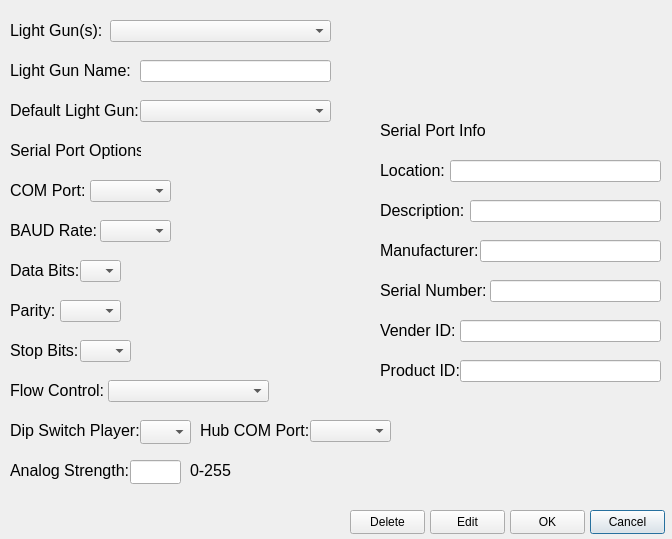
Qt form Windows/editLightGunWindow.ui (6Bolt/Hook-Of-The-Reaper) before a commit.
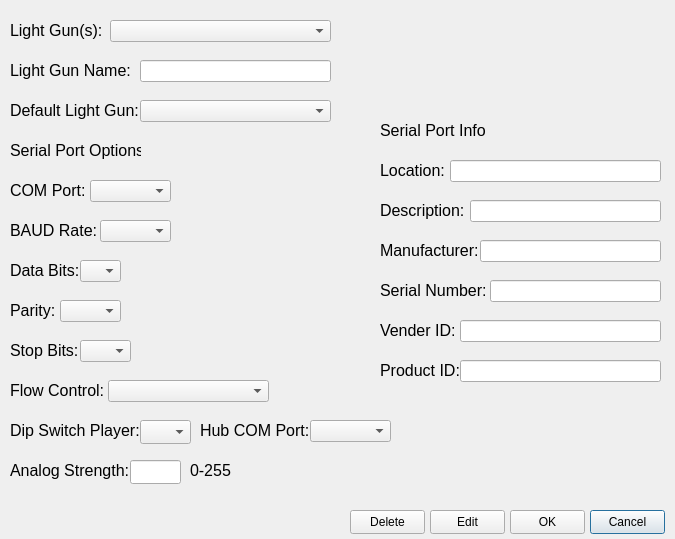
The same form after that commit.

```diff
--- a/Windows/editLightGunWindow.ui
+++ b/Windows/editLightGunWindow.ui
@@ -6,7 +6,7 @@
    <rect>
     <x>0</x>
     <y>0</y>
-    <width>672</width>
+    <width>675</width>
     <height>539</height>
    </rect>
   </property>
```
